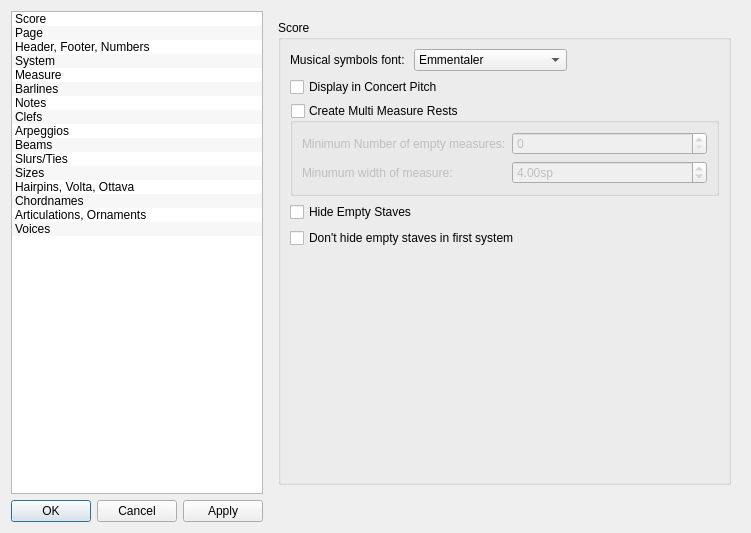
Old version of the form mscore/mscore/editstyle.ui in the repository musescore/musescore-old.
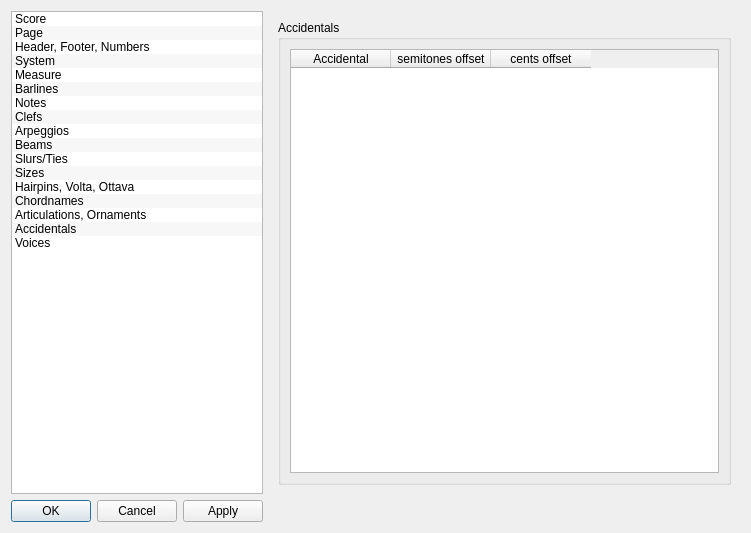
New version of the form. The open tabs and pages were chosen to show the change.

The edit to the form file:
```diff
--- a/mscore/mscore/editstyle.ui
+++ b/mscore/mscore/editstyle.ui
@@ -3129,6 +3129,38 @@
        </item>
       </layout>
      </widget>
+     <widget class="QWidget" name="page_4">
+      <layout class="QVBoxLayout" name="verticalLayout_30">
+       <item>
+        <widget class="QGroupBox" name="groupBox_19">
+         <property name="title">
+          <string>Accidentals</string>
+         </property>
+         <layout class="QVBoxLayout" name="verticalLayout_31">
+          <item>
+           <widget class="QTableWidget" name="tableWidget">
+            <column>
+             <property name="text">
+              <string>Accidental</string>
+             </property>
+            </column>
+            <column>
+             <property name="text">
+              <string>semitones offset</string>
+             </property>
+            </column>
+            <column>
+             <property name="text">
+              <string>cents offset</string>
+             </property>
+            </column>
+           </widget>
+          </item>
+         </layout>
+        </widget>
+       </item>
+      </layout>
+     </widget>
      <widget class="QWidget" name="Seite_7">
       <layout class="QVBoxLayout" name="verticalLayout">
        <item>
@@ -3342,6 +3374,11 @@
        <string>Articulations, Ornaments</string>
       </property>
      </item>
+     <item>
+      <property name="text">
+       <string>Accidentals</string>
+      </property>
+     </item>
      <item>
       <property name="text">
        <string>Voices</string>
```
Left out of the diff: 4 changed lines with no effect on the pictures.
